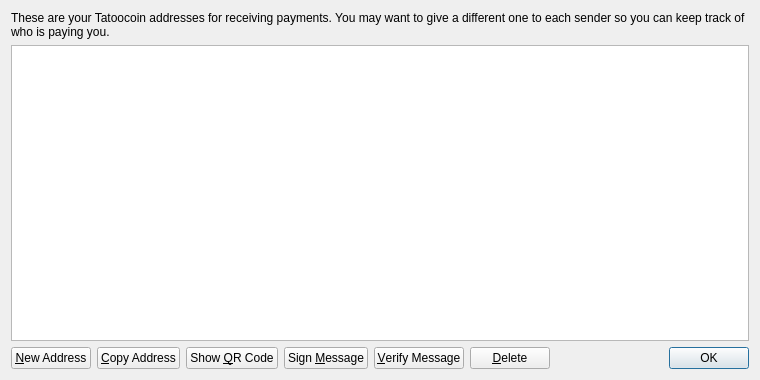
Above: src/qt/forms/addressbookpage.ui from piblockchains/tatoocoin before the change. Below: the same form after it.
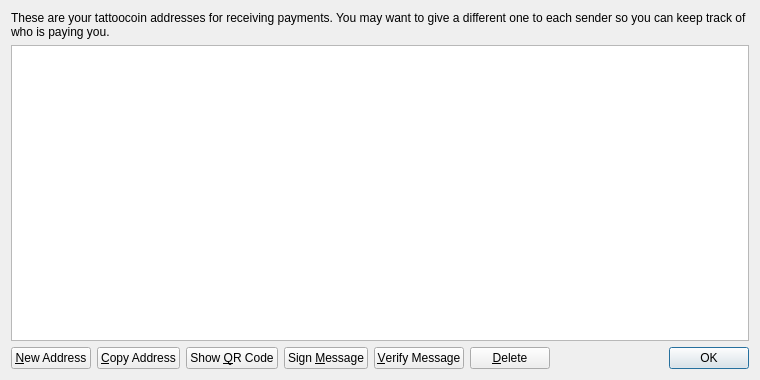
That is the form after the change. Icons and pictures are not drawn.

```diff
--- a/src/qt/forms/addressbookpage.ui
+++ b/src/qt/forms/addressbookpage.ui
@@ -17,7 +17,7 @@
    <item>
     <widget class="QLabel" name="labelExplanation">
      <property name="text">
-      <string>These are your Tatoocoin addresses for receiving payments. You may want to give a different one to each sender so you can keep track of who is paying you.</string>
+      <string>These are your tattoocoin addresses for receiving payments. You may want to give a different one to each sender so you can keep track of who is paying you.</string>
      </property>
      <property name="textFormat">
       <enum>Qt::PlainText</enum>
```
Left out of the diff: 4 changed lines with no effect on the pictures.
